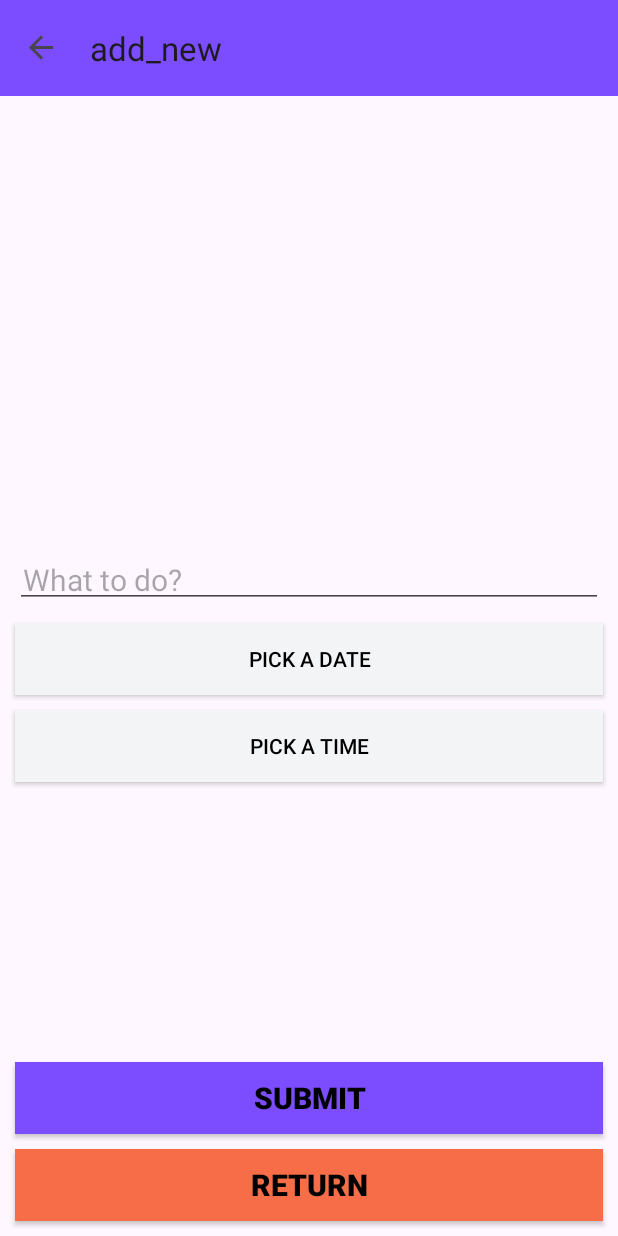
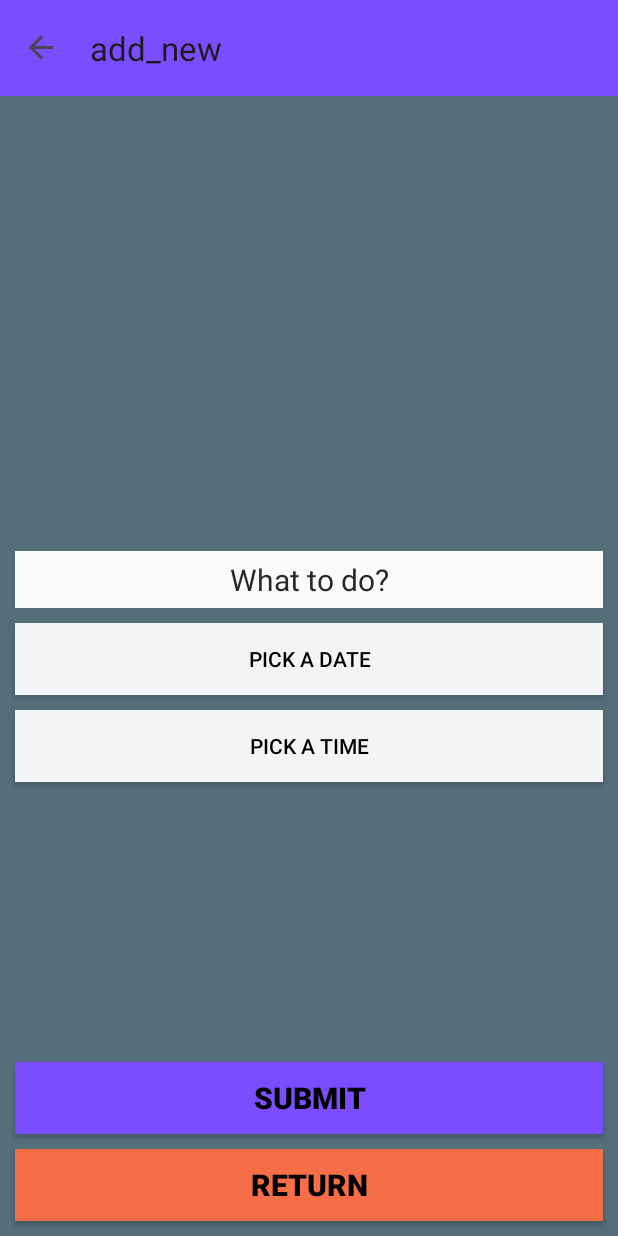
Before and after one commit to abusaeed-shuvo/To-Do-List-App, an Android app: the AddNewFragment screen opened through its navigation route, on a phone screen of 412 x 824 dp. Run offline under Robolectric (Android 15) with nearby library versions, the phone set to English and light mode, and no system bars; our stand-ins replace Room's generated code, navigation-ui.

Commit message:
ToDoList App Updated

```diff
--- a/app/src/main/java/com/example/todolist/DoListAdapter.kt
+++ b/app/src/main/java/com/example/todolist/DoListAdapter.kt
@@ -1,13 +1,18 @@
 package com.example.todolist
 
+import android.app.Activity
 import android.view.LayoutInflater
 import android.view.ViewGroup
 import androidx.recyclerview.widget.DiffUtil
 import androidx.recyclerview.widget.ListAdapter
+import androidx.room.Room
 import com.example.todolist.databinding.ListToDoBinding
 
 
 class DoListAdapter : ListAdapter<Note, ToDoListViewHolder>(comparator) {
+
+
+    private lateinit var database: ToDoListDatabase
 
     override fun onCreateViewHolder(parent: ViewGroup, viewType: Int): ToDoListViewHolder {
 
@@ -23,6 +28,7 @@ class DoListAdapter : ListAdapter<Note, ToDoListViewHolder>(comparator) {
 
     override fun onBindViewHolder(holder: ToDoListViewHolder, position: Int) {
 
+
         getItem(position).let {
             holder.binding.apply {
                 toDoListTV.text = it.title
@@ -33,11 +39,18 @@ class DoListAdapter : ListAdapter<Note, ToDoListViewHolder>(comparator) {
 
             holder.binding.btnDelete.setOnClickListener {
 
+//                    database = Room.databaseBuilder(, ToDoListDatabase::class.java, "Note-DB")
+//                        .allowMainThreadQueries().build()
+//
+//                    database.getNoteDao().deleteData(note)
+
             }
         }
 
 
     }
+
+
 
 
     companion object {
--- a/app/src/main/java/com/example/todolist/MainActivity.kt
+++ b/app/src/main/java/com/example/todolist/MainActivity.kt
@@ -2,6 +2,7 @@ package com.example.todolist
 
 import android.os.Bundle
 import androidx.appcompat.app.AppCompatActivity
+import androidx.appcompat.widget.Toolbar
 import androidx.navigation.NavController
 import androidx.navigation.findNavController
 import androidx.navigation.ui.AppBarConfiguration
--- a/app/src/main/java/com/example/todolist/ToDoListFragment.kt
+++ b/app/src/main/java/com/example/todolist/ToDoListFragment.kt
@@ -19,19 +19,27 @@ class ToDoListFragment : Fragment() {
         inflater: LayoutInflater, container: ViewGroup?,
         savedInstanceState: Bundle?
     ): View {
+
+        activity?.title = "To Do List"
+
         binding = ToDoListBinding.inflate(inflater, container, false)
 
         database = Room.databaseBuilder(requireActivity(), ToDoListDatabase::class.java, "Note-DB")
             .allowMainThreadQueries().build()
+
+
         val notes: List<Note> = database.getNoteDao().getAllData()
         val adapter = DoListAdapter()
         adapter.submitList(notes)
+
+
         binding.toDoListRecycler.adapter = adapter
 
 
         binding.btnAdd.setOnClickListener {
             findNavController().navigate(R.id.action_toDoListFragment_to_addNewFragment)
         }
+
 
 
         binding.btnDeleteAll.setOnClickListener {
@@ -42,6 +50,7 @@ class ToDoListFragment : Fragment() {
 
             builder.setPositiveButton("Clear List") { p0, p1 ->
                 database.getNoteDao().nukeTable()
+                findNavController().navigate(R.id.action_toDoListFragment_to_returnHomeFragment)
 
             }
             builder.setNegativeButton("Cancel") { p0, p1 ->
@@ -50,14 +59,9 @@ class ToDoListFragment : Fragment() {
 
             val alertDialog = builder.create()
             alertDialog.show()
+        }
+        return binding.root
+    }
 
 
-        }
-
-
-
-
-
-        return binding.root
-    }
 }
--- /dev/null
+++ b/app/src/main/res/drawable/baseline_check_circle_24.xml
@@ -0,0 +1,5 @@
+<vector xmlns:android="http://schemas.android.com/apk/res/android" android:height="200dp" android:tint="#23D779" android:viewportHeight="24" android:viewportWidth="24" android:width="200dp">
+
+    <path android:fillColor="@android:color/white" android:pathData="M12,2C6.48,2 2,6.48 2,12s4.48,10 10,10 10,-4.48 10,-10S17.52,2 12,2zM10,17l-5,-5 1.41,-1.41L10,14.17l7.59,-7.59L19,8l-9,9z"/>
+
+</vector>
--- a/app/src/main/res/layout/add_new.xml
+++ b/app/src/main/res/layout/add_new.xml
@@ -4,6 +4,7 @@
     xmlns:tools="http://schemas.android.com/tools"
     android:layout_width="match_parent"
     android:layout_height="match_parent"
+    android:background="@color/foreground"
     tools:context=".AddNewFragment">
 
     <EditText
@@ -11,8 +12,12 @@
         android:layout_width="match_parent"
         android:layout_height="wrap_content"
         android:layout_margin="10dp"
+        android:background="@color/background"
         android:hint="What to do?"
         android:padding="5dp"
+        android:textColor="@color/black"
+        android:textColorHint="@color/whiteBlack"
+        android:textAlignment="center"
         android:textSize="20sp"
         app:layout_constraintBottom_toTopOf="@+id/btnSubmit"
         app:layout_constraintEnd_toEndOf="parent"
--- a/app/src/main/res/layout/list_to_do.xml
+++ b/app/src/main/res/layout/list_to_do.xml
@@ -19,7 +19,7 @@
 
             <TextView
                 android:id="@+id/toDoListTV"
-                android:layout_width="wrap_content"
+                android:layout_width="0dp"
                 android:layout_height="wrap_content"
                 android:layout_margin="10dp"
                 android:background="@color/background"
@@ -50,9 +50,9 @@
                 android:id="@+id/potato"
                 android:layout_width="wrap_content"
                 android:layout_height="wrap_content"
+                android:layout_margin="10dp"
                 android:orientation="horizontal"
                 app:layout_constraintBottom_toBottomOf="parent"
-                app:layout_constraintEnd_toStartOf="@+id/btnDelete"
                 app:layout_constraintStart_toStartOf="parent"
                 app:layout_constraintTop_toBottomOf="@+id/toDoListTV">
 
--- a/app/src/main/res/navigation/nav_main.xml
+++ b/app/src/main/res/navigation/nav_main.xml
@@ -13,6 +13,9 @@
         <action
             android:id="@+id/action_toDoListFragment_to_addNewFragment"
             app:destination="@id/addNewFragment" />
+        <action
+            android:id="@+id/action_toDoListFragment_to_returnHomeFragment"
+            app:destination="@id/returnHomeFragment" />
     </fragment>
     <fragment
         android:id="@+id/addNewFragment"
@@ -23,4 +26,13 @@
             android:id="@+id/action_addNewFragment_to_toDoListFragment"
             app:destination="@id/toDoListFragment" />
     </fragment>
+    <fragment
+        android:id="@+id/returnHomeFragment"
+        android:name="com.example.todolist.ReturnHomeFragment"
+        android:label="fragment_return_home"
+        tools:layout="@layout/fragment_return_home" >
+        <action
+            android:id="@+id/action_returnHomeFragment_to_toDoListFragment"
+            app:destination="@id/toDoListFragment" />
+    </fragment>
 </navigation>
```
Also changed, not shown: app/src/main/java/com/example/todolist/AddNewFragment.kt (+10 -1 lines), app/src/main/java/com/example/todolist/ReturnHomeFragment.kt (added, +28 -0 lines), app/src/main/res/layout/fragment_return_home.xml (added, +35 -0 lines).
